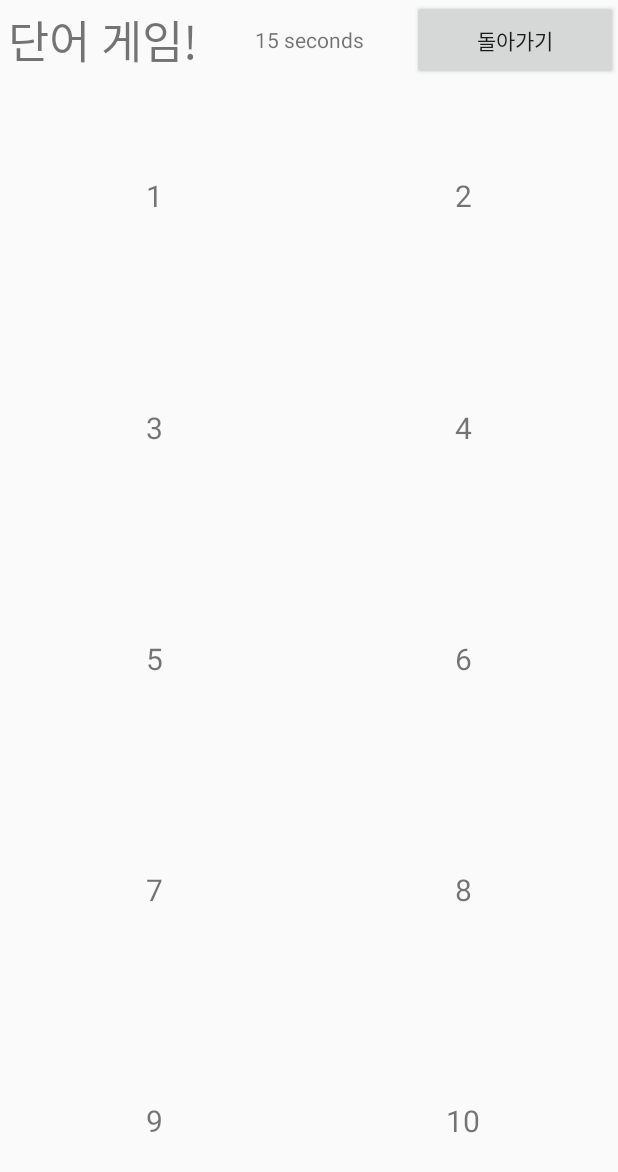
After one commit to JammySeok/KJ_Mobile, an Android app: the GameActivity screen opened directly, with no data from a screen before it, on a phone screen of 412 x 824 dp. The commit adds this screen. Shown: the top 1172 px of the screen. Run offline under Robolectric (Android 15) with nearby library versions, the phone set to English and light mode, and no system bars.

Commit message:
add game
단어 맞추기 게임 기능 추가

```diff
--- a/KJ_Mobile/app/src/main/AndroidManifest.xml
+++ b/KJ_Mobile/app/src/main/AndroidManifest.xml
@@ -22,6 +22,7 @@
             </intent-filter>
         </activity>
         <activity android:name=".ShowActicity" android:label="Show 액티비티" />
+        <activity android:name=".GameActivity" android:label="Game 액티비티" />
     </application>
 
 </manifest>
--- /dev/null
+++ b/KJ_Mobile/app/src/main/java/com/example/kj_project/GameActivity.java
@@ -0,0 +1,180 @@
+package com.example.kj_project;
+
+import android.app.Activity;
+import android.graphics.Color;
+import android.os.Bundle;
+import android.os.CountDownTimer;
+import android.view.View;
+import android.widget.Button;
+import android.widget.TextView;
+import android.widget.Toast;
+
+import java.io.FileInputStream;
+import java.io.IOException;
+import java.util.ArrayList;
+import java.util.Arrays;
+import java.util.Calendar;
+import java.util.Collections;
+import java.util.List;
+
+public class GameActivity extends Activity {
+    TextView time;
+    TextView[] word;
+
+    String[] textEng, textKor, fileNames;
+
+    private List<String> Random;
+    private int state = 0;
+    private int temp = -1;
+    private int selectedEngIndex = -1;
+    private int selectedKorIndex = -1;
+    private CountDownTimer timer;
+    private boolean gameSolved = false;
+
+    int fin = 0;
+
+    @Override
+    protected void onCreate(Bundle savedInstanceState) {
+        super.onCreate(savedInstanceState);
+        setContentView(R.layout.game);
+
+        time = findViewById(R.id.time);
+        word = new TextView[]{
+                findViewById(R.id.word1),
+                findViewById(R.id.word2),
+                findViewById(R.id.word3),
+                findViewById(R.id.word4),
+                findViewById(R.id.word5),
+                findViewById(R.id.word6),
+                findViewById(R.id.word7),
+                findViewById(R.id.word8),
+                findViewById(R.id.word9),
+                findViewById(R.id.word10),
+        };
+
+        Random = new ArrayList<>();
+        textEng = new String[5];
+        textKor = new String[5];
+        fileNames = new String[10];
+
+        int count = 0;
+
+
+        Calendar cal = Calendar.getInstance();
+        int cYear = cal.get(Calendar.YEAR);
+        int cMonth = cal.get(Calendar.MONTH);
+        int cDay = cal.get(Calendar.DAY_OF_MONTH);
+
+        for (int j = 0; j < 5; j++) {
+            fileNames[j * 2] = cYear + "_" + (cMonth + 1) + "_" + cDay + "_" + (j + 1) + ".txt";
+            fileNames[j * 2 + 1] = cYear + "_" + (cMonth + 1) + "_" + cDay + "_" + (j + 6) + ".txt";
+            String str1 = readWord(fileNames[j * 2]);
+            String str2 = readWord(fileNames[j * 2 + 1]);
+
+            if (str1 == null || str2 == null) continue;
+            if (str1.equals("") || str2.equals("")) continue;
+
+            Random.add(str1);
+            Random.add(str2);
+            textEng[count] = str1;
+            textKor[count] = str2;
+            count++;
+        }
+
+        Collections.shuffle(Random);
+
+        for (int i = 0; i < 10 && i < Random.size(); i++) {
+            word[i].setText(Random.get(i));
+        }
+
+        startTimer();
+
+        Button btnBack = findViewById(R.id.btnBack);
+        btnBack.setOnClickListener(new View.OnClickListener() {
+            @Override
+            public void onClick(View view) {
+                timer.cancel();
+                finish();
+            }
+        });
+
+        for (int i = 0; i < word.length; i++) {
+            final int index = i;
+            word[index].setOnClickListener(new View.OnClickListener() {
+                @Override
+                public void onClick(View view) {
+                    if (state == 0) {
+                        word[index].setBackgroundColor(Color.parseColor("#D3D3D3"));
+                        temp = index;
+                        state = 1;
+
+                        if (Arrays.asList(textEng).contains(word[index].getText().toString()))
+                            selectedEngIndex = Arrays.asList(textEng).indexOf(word[index].getText().toString());
+                        else selectedKorIndex = Arrays.asList(textKor).indexOf(word[index].getText().toString());
+
+                    }
+                    else if (state == 1) {
+                        word[temp].setBackgroundColor(Color.parseColor("#FFFFFF"));
+
+                        if (Arrays.asList(textEng).contains(word[index].getText().toString()))
+                            selectedEngIndex = Arrays.asList(textEng).indexOf(word[index].getText().toString());
+                        else selectedKorIndex = Arrays.asList(textKor).indexOf(word[index].getText().toString());
+
+                        if (selectedEngIndex != -1 && selectedKorIndex != -1 && selectedEngIndex == selectedKorIndex) {
+                            word[temp].setVisibility(View.INVISIBLE);
+                            word[index].setVisibility(View.INVISIBLE);
+                            checkGameSolved();
+                        }
+                        else word[temp].setBackgroundColor(Color.parseColor("#FFFFFF"));
+
+                        state = 0;
+                        temp = -1;
+                        selectedEngIndex = -1;
+                        selectedKorIndex = -1;
+                    }
+                }
+            });
+        }
+    }
+
+    private void startTimer() {
+        timer = new CountDownTimer(16000, 1000) {
+            public void onTick(long millisUntilFinished) {
+                time.setText(millisUntilFinished / 1000 + " seconds");
+            }
+
+            public void onFinish() {
+                if (!gameSolved) {
+                    Toast.makeText(GameActivity.this, "시간 초과되었습니다!", Toast.LENGTH_SHORT).show();
+                    time.setText("시간 종료!");
+                }
+            }
+        }.start();
+    }
+
+    private void checkGameSolved() {
+        for (TextView textView : word) {
+            if (textView.getVisibility() == View.VISIBLE) {
+                return;
+            }
+        }
+        gameSolved = true;
+        Toast.makeText(GameActivity.this, "성공!", Toast.LENGTH_SHORT).show();
+        timer.cancel();
+    }
+
+    String readWord(String fName) {
+        String wordStr = null;
+        FileInputStream inFs;
+        try {
+            inFs = openFileInput(fName);
+            byte[] txt = new byte[500];
+            inFs.read(txt);
+            inFs.close();
+            wordStr = (new String(txt)).trim();
+        } catch (IOException e) {
+        }
+
+        return wordStr;
+    }
+}
--- /dev/null
+++ b/KJ_Mobile/app/src/main/res/layout/game.xml
@@ -0,0 +1,162 @@
+<?xml version="1.0" encoding="utf-8"?>
+<LinearLayout xmlns:android="http://schemas.android.com/apk/res/android"
+    android:orientation="vertical"
+    android:layout_width="match_parent"
+    android:layout_height="match_parent">
+
+    <LinearLayout
+        android:layout_width="match_parent"
+        android:layout_height="wrap_content"
+        android:orientation="horizontal" >
+
+        <TextView
+            android:layout_width="match_parent"
+            android:layout_height="match_parent"
+            android:layout_weight="1"
+            android:textSize="30dp"
+            android:gravity="center"
+            android:text="단어 게임!" />
+
+        <TextView
+            android:layout_width="match_parent"
+            android:layout_height="match_parent"
+            android:layout_weight="1"
+            android:gravity="center"
+            android:id="@+id/time"
+            android:text="15" />
+
+        <Button
+            android:layout_width="match_parent"
+            android:layout_height="match_parent"
+            android:layout_weight="1"
+            android:gravity="center"
+            android:id="@+id/btnBack"
+            android:text="돌아가기" />
+    </LinearLayout>
+
+    <LinearLayout
+        android:layout_width="match_parent"
+        android:layout_height="match_parent"
+        android:layout_weight="1"
+        android:orientation="horizontal" >
+
+        <TextView
+            android:layout_width="match_parent"
+            android:layout_height="match_parent"
+            android:layout_weight="1"
+            android:gravity="center"
+            android:textSize="20dp"
+            android:id="@+id/word1"
+            android:text="1" />
+
+        <TextView
+            android:layout_width="match_parent"
+            android:layout_height="match_parent"
+            android:layout_weight="1"
+            android:gravity="center"
+            android:textSize="20dp"
+            android:id="@+id/word2"
+            android:text="2" />
+    </LinearLayout>
+
+    <LinearLayout
+        android:layout_width="match_parent"
+        android:layout_height="match_parent"
+        android:layout_weight="1"
+        android:orientation="horizontal" >
+
+        <TextView
+            android:layout_width="match_parent"
+            android:layout_height="match_parent"
+            android:layout_weight="1"
+            android:gravity="center"
+            android:textSize="20dp"
+            android:id="@+id/word3"
+            android:text="3" />
+
+        <TextView
+            android:layout_width="match_parent"
+            android:layout_height="match_parent"
+            android:layout_weight="1"
+            android:gravity="center"
+            android:textSize="20dp"
+            android:id="@+id/word4"
+            android:text="4" />
+    </LinearLayout>
+
+    <LinearLayout
+        android:layout_width="match_parent"
+        android:layout_height="match_parent"
+        android:layout_weight="1"
+        android:orientation="horizontal" >
+
+        <TextView
+            android:layout_width="match_parent"
+            android:layout_height="match_parent"
+            android:layout_weight="1"
+            android:gravity="center"
+            android:textSize="20dp"
+            android:id="@+id/word5"
+            android:text="5" />
+
+        <TextView
+            android:layout_width="match_parent"
+            android:layout_height="match_parent"
+            android:layout_weight="1"
+            android:gravity="center"
+            android:textSize="20dp"
+            android:id="@+id/word6"
+            android:text="6" />
+    </LinearLayout>
+
+    <LinearLayout
+        android:layout_width="match_parent"
+        android:layout_height="match_parent"
+        android:layout_weight="1"
+        android:orientation="horizontal" >
+
+        <TextView
+            android:layout_width="match_parent"
+            android:layout_height="match_parent"
+            android:layout_weight="1"
+            android:gravity="center"
+            android:textSize="20dp"
+            android:id="@+id/word7"
+            android:text="7" />
+
+        <TextView
+            android:layout_width="match_parent"
+            android:layout_height="match_parent"
+            android:layout_weight="1"
+            android:gravity="center"
+            android:textSize="20dp"
+            android:id="@+id/word8"
+            android:text="8" />
+    </LinearLayout>
+
+    <LinearLayout
+        android:layout_width="match_parent"
+        android:layout_height="match_parent"
+        android:layout_weight="1"
+        android:orientation="horizontal" >
+
+        <TextView
+            android:layout_width="match_parent"
+            android:layout_height="match_parent"
+            android:layout_weight="1"
+            android:gravity="center"
+            android:textSize="20dp"
+            android:id="@+id/word9"
+            android:text="9" />
+
+        <TextView
+            android:layout_width="match_parent"
+            android:layout_height="match_parent"
+            android:layout_weight="1"
+            android:gravity="center"
+            android:textSize="20dp"
+            android:id="@+id/word10"
+            android:text="10" />
+    </LinearLayout>
+
+</LinearLayout>
--- a/KJ_Mobile/app/src/main/res/layout/show.xml
+++ b/KJ_Mobile/app/src/main/res/layout/show.xml
@@ -13,7 +13,7 @@
             android:layout_height="wrap_content"
             android:layout_margin="10dp"
             android:gravity="center"
-            android:text="이번달 단어 리스트"
+            android:text="이번 달 단어 리스트"
             android:textSize="30dp" />
 
         <LinearLayout
@@ -35,7 +35,7 @@
             android:layout_width="wrap_content"
             android:layout_height="wrap_content"
             android:layout_gravity="center"
-            android:text="되돌아기" />
+            android:text="돌아가기" />
 
     </LinearLayout>
 </ScrollView>
```
Also changed, not shown: KJ_Mobile/app/src/main/java/com/example/kj_project/MainActivity.java (+36 -4 lines), KJ_Mobile/app/src/main/java/com/example/kj_project/ShowActicity.java (+13 -14 lines), KJ_Mobile/app/src/main/res/layout/activity_main.xml (+7 -1 lines).
